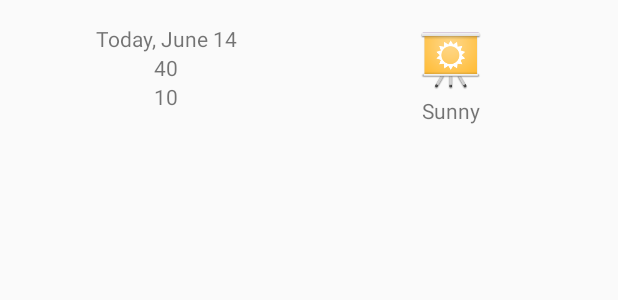
After one commit to habibmichael/Sunshine, an Android app: the layout list_item_forecast_today.xml on its own in the app's theme, with its tools: preview values and no code run, on a phone screen of 412 x 824 dp. The commit adds this screen. Shown: the top 300 px of the screen. Run offline under Robolectric (Android 15) with nearby library versions, the phone set to English and light mode, and no system bars.

Commit message:
Set up layouts for detail and list screens

```diff
--- a/app/src/main/java/com/example/android/sunshine/app/ForecastAdapter.java
+++ b/app/src/main/java/com/example/android/sunshine/app/ForecastAdapter.java
@@ -6,7 +6,6 @@ import android.support.v4.widget.CursorAdapter;
 import android.view.LayoutInflater;
 import android.view.View;
 import android.view.ViewGroup;
-import android.widget.TextView;
 
 import com.example.android.sunshine.app.data.WeatherContract;
 
@@ -93,7 +92,7 @@ public class ForecastAdapter extends CursorAdapter {
         // our view is pretty simple here --- just a text view
         // we'll keep the UI functional with a simple (and slow!) binding.
 
-        TextView tv = (TextView)view;
-        tv.setText(convertCursorRowToUXFormat(cursor));
+      //  TextView tv = (TextView)view;
+     //   tv.setText(convertCursorRowToUXFormat(cursor));
     }
 }
--- /dev/null
+++ b/app/src/main/res/layout/list_item_forecast_today.xml
@@ -0,0 +1,59 @@
+<?xml version="1.0" encoding="utf-8"?>
+<LinearLayout xmlns:android="http://schemas.android.com/apk/res/android"
+    android:orientation="horizontal" android:layout_width="match_parent"
+    android:layout_height="match_parent"
+    android:padding="16dp">
+
+
+    <LinearLayout
+        android:layout_width="0dp"
+        android:layout_height="wrap_content"
+        android:orientation="vertical"
+        android:layout_weight="1"
+        android:gravity="center_horizontal"
+         >
+
+        <TextView
+            android:layout_width="wrap_content"
+            android:layout_height="wrap_content"
+            android:id="@+id/list_item_date_textview"
+            android:text="Today, June 14"
+            />
+
+        <TextView
+            android:layout_width="wrap_content"
+            android:layout_height="wrap_content"
+            android:id="@+id/list_item_high_textview"
+            android:text="40"/>
+
+        <TextView
+            android:layout_width="wrap_content"
+            android:layout_height="wrap_content"
+            android:id="@+id/list_item_low_textview"
+            android:text="10"/>
+
+    </LinearLayout>
+
+    <LinearLayout
+        android:layout_width="0dp"
+        android:layout_height="wrap_content"
+        android:orientation="vertical"
+        android:layout_weight="1"
+        android:gravity="center_horizontal"
+        >
+
+        <ImageView
+            android:layout_width="wrap_content"
+            android:layout_height="match_parent"
+            android:id="@+id/list_item_icon"
+            android:src="@drawable/ic_launcher"/>
+
+        <TextView
+            android:layout_width="wrap_content"
+            android:layout_height="wrap_content"
+            android:id="@+id/list_item_forecast_textview"
+            android:text="Sunny"/>
+
+    </LinearLayout>
+
+</LinearLayout>
```
Also changed, not shown: app/src/main/res/layout/list_item_forecast.xml (+78 -5 lines).
